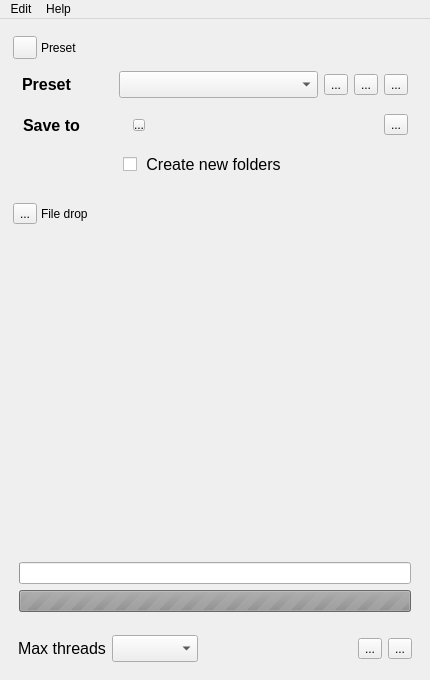
mikaelsundell/jobman, file jobman.ui: the form before one commit.
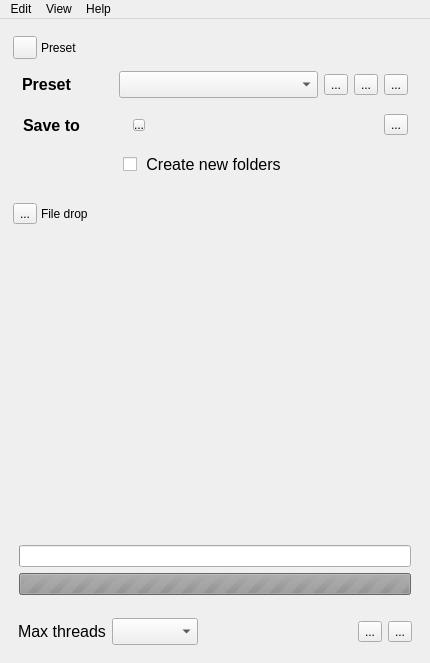
The form after the commit. Icons and pictures are not drawn. Custom widgets are drawn as their Qt base class.

```diff
--- a/jobman.ui
+++ b/jobman.ui
@@ -7,7 +7,7 @@
     <x>0</x>
     <y>0</y>
     <width>430</width>
-    <height>680</height>
+    <height>663</height>
    </rect>
   </property>
   <property name="sizePolicy">
@@ -850,8 +850,17 @@
      <string>Edit</string>
     </property>
     <addaction name="addfiles"/>
+    <addaction name="separator"/>
+   </widget>
+   <widget class="QMenu" name="menuView">
+    <property name="title">
+     <string>View</string>
+    </property>
+    <addaction name="showMonitor"/>
+    <addaction name="showOptions"/>
    </widget>
    <addaction name="menuEdit"/>
+   <addaction name="menuView"/>
    <addaction name="menuHelp"/>
   </widget>
   <action name="copyRGBAsText">
```
Left out of the diff: 32 changed lines with no effect on the pictures.
